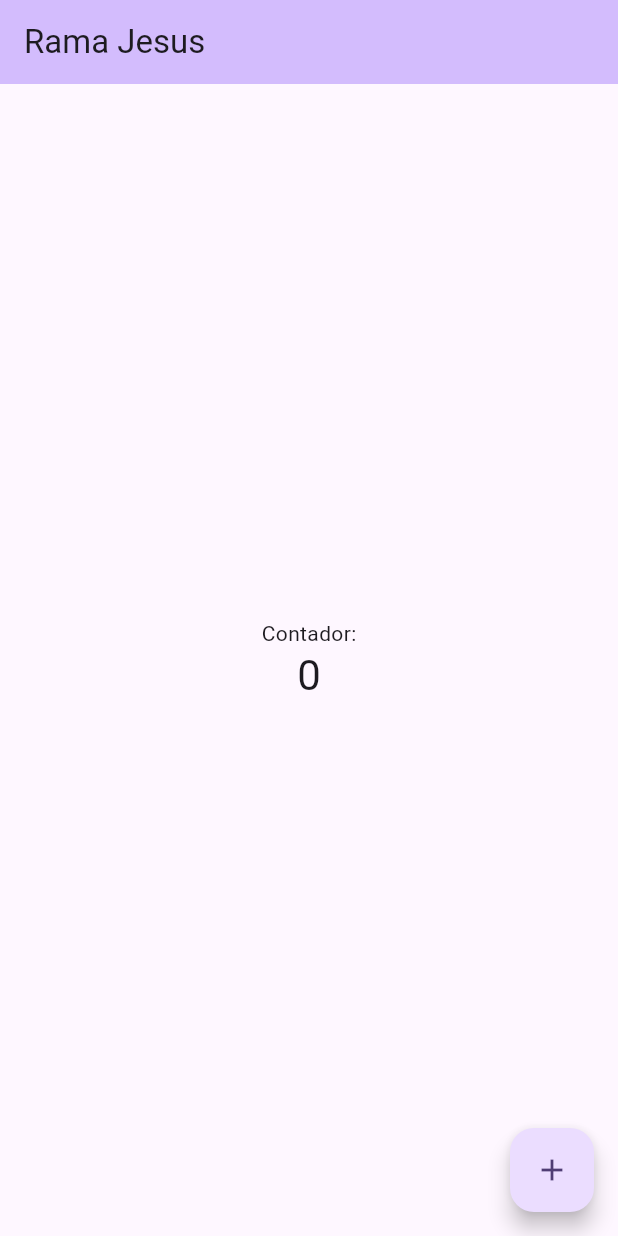
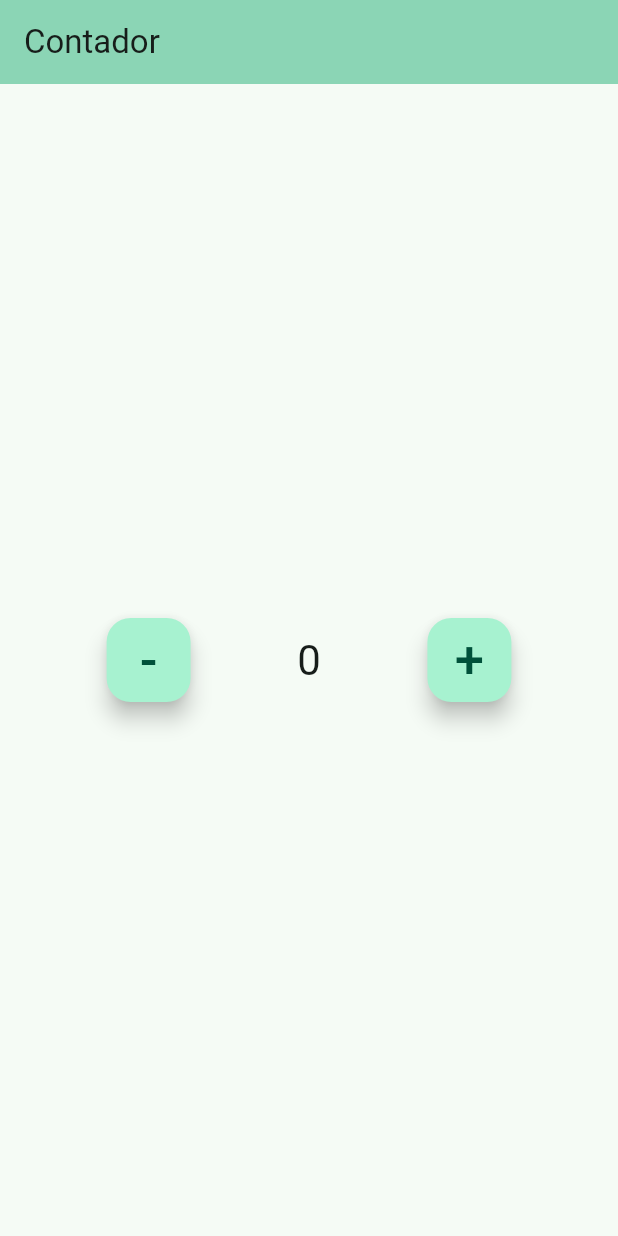
Before and after one commit to jmoreno999/contador, a Flutter app: the screen it shows after launch, on a phone screen of 412 x 824 dp. Run offline on Flutter 3.47's test engine with Material 3 defaults, Android fonts, the phone set to English and light mode, and no system bars.

Commit message:
decrease button added

```diff
--- a/lib/main.dart
+++ b/lib/main.dart
@@ -13,40 +13,17 @@
     return MaterialApp(
       title: 'Flutter Demo',
       theme: ThemeData(
-        // This is the theme of your application.
-        //
-        // TRY THIS: Try running your application with "flutter run". You'll see
-        // the application has a purple toolbar. Then, without quitting the app,
-        // try changing the seedColor in the colorScheme below to Colors.green
-        // and then invoke "hot reload" (save your changes or press the "hot
-        // reload" button in a Flutter-supported IDE, or press "r" if you used
-        // the command line to start the app).
-        //
-        // Notice that the counter didn't reset back to zero; the application
-        // state is not lost during the reload. To reset the state, use hot
-        // restart instead.
-        //
-        // This works for code too, not just values: Most code changes can be
-        // tested with just a hot reload.
-        colorScheme: ColorScheme.fromSeed(seedColor: Colors.deepPurple),
+        colorScheme: ColorScheme.fromSeed(
+            seedColor: const Color.fromARGB(255, 27, 123, 92)),
         useMaterial3: true,
       ),
-      home: const MyHomePage(title: 'Rama Jesus'),
+      home: const MyHomePage(title: 'Contador'),
     );
   }
 }
 
 class MyHomePage extends StatefulWidget {
   const MyHomePage({super.key, required this.title});
-
-  // This widget is the home page of your application. It is stateful, meaning
-  // that it has a State object (defined below) that contains fields that affect
-  // how it looks.
-
-  // This class is the configuration for the state. It holds the values (in this
-  // case the title) provided by the parent (in this case the App widget) and
-  // used by the build method of the State. Fields in a Widget subclass are
-  // always marked "final".
 
   final String title;
 
@@ -59,67 +36,48 @@
 
   void _incrementCounter() {
     setState(() {
-      // This call to setState tells the Flutter framework that something has
-      // changed in this State, which causes it to rerun the build method below
-      // so that the display can reflect the updated values. If we changed
-      // _counter without calling setState(), then the build method would not be
-      // called again, and so nothing would appear to happen.
-      _counter = _counter + 2;
+      _counter++;
+    });
+  }
+
+  void _decreaseCounter() {
+    setState(() {
+      _counter = _counter - 1;
     });
   }
 
   @override
   Widget build(BuildContext context) {
-    // This method is rerun every time setState is called, for instance as done
-    // by the _incrementCounter method above.
-    //
-    // The Flutter framework has been optimized to make rerunning build methods
-    // fast, so that you can just rebuild anything that needs updating rather
-    // than having to individually change instances of widgets.
     return Scaffold(
       appBar: AppBar(
-        // TRY THIS: Try changing the color here to a specific color (to
-        // Colors.amber, perhaps?) and trigger a hot reload to see the AppBar
-        // change color while the other colors stay the same.
         backgroundColor: Theme.of(context).colorScheme.inversePrimary,
-        // Here we take the value from the MyHomePage object that was created by
-        // the App.build method, and use it to set our appbar title.
         title: Text(widget.title),
       ),
       body: Center(
-        // Center is a layout widget. It takes a single child and positions it
-        // in the middle of the parent.
-        child: Column(
-          // Column is also a layout widget. It takes a list of children and
-          // arranges them vertically. By default, it sizes itself to fit its
-          // children horizontally, and tries to be as tall as its parent.
-          //
-          // Column has various properties to control how it sizes itself and
-          // how it positions its children. Here we use mainAxisAlignment to
-          // center the children vertically; the main axis here is the vertical
-          // axis because Columns are vertical (the cross axis would be
-          // horizontal).
-          //
-          // TRY THIS: Invoke "debug painting" (choose the "Toggle Debug Paint"
-          // action in the IDE, or press "p" in the console), to see the
-          // wireframe for each widget.
-          mainAxisAlignment: MainAxisAlignment.center,
+        child: Row(
+          mainAxisAlignment: MainAxisAlignment.spaceEvenly,
           children: <Widget>[
-            const Text(
-              'Contador:',
+            FloatingActionButton(
+              onPressed: _decreaseCounter,
+              child: Text(
+                '-',
+                style: TextStyle(fontSize: 35),
+              ),
             ),
             Text(
               '$_counter',
               style: Theme.of(context).textTheme.headlineMedium,
             ),
+            FloatingActionButton(
+              onPressed: _incrementCounter,
+              child: Text(
+                '+',
+                style: TextStyle(fontSize: 35),
+              ),
+            ),
           ],
         ),
       ),
-      floatingActionButton: FloatingActionButton(
-        onPressed: _incrementCounter,
-        tooltip: 'Increment',
-        child: const Icon(Icons.add),
-      ), // This trailing comma makes auto-formatting nicer for build methods.
     );
   }
 }
```
Also changed, not shown: 1 other file.
